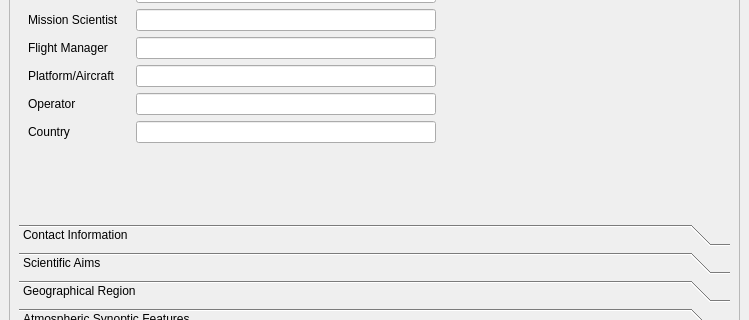
The window that ui/mainwindow.ui (mfreer/asmm-creator) describes before a commit, drawn with Qt 5; both pictures show x 0 to 749 and y 151 to 471 of the 749 by 774 pixel window.
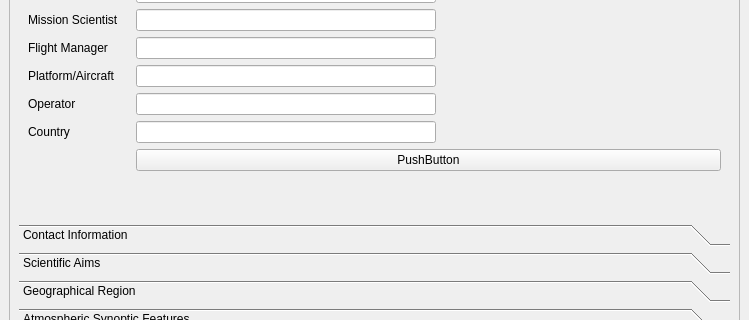
The same window after the commit.

The edit to the form file:
```diff
--- a/ui/mainwindow.ui
+++ b/ui/mainwindow.ui
@@ -215,6 +215,13 @@
               </property>
              </widget>
             </item>
+            <item row="9" column="1">
+             <widget class="QPushButton" name="testMapButton">
+              <property name="text">
+               <string>PushButton</string>
+              </property>
+             </widget>
+            </item>
            </layout>
           </widget>
           <widget class="QWidget" name="page_2">
```
Left out of the diff: 50 changed lines with no effect on the pictures.
